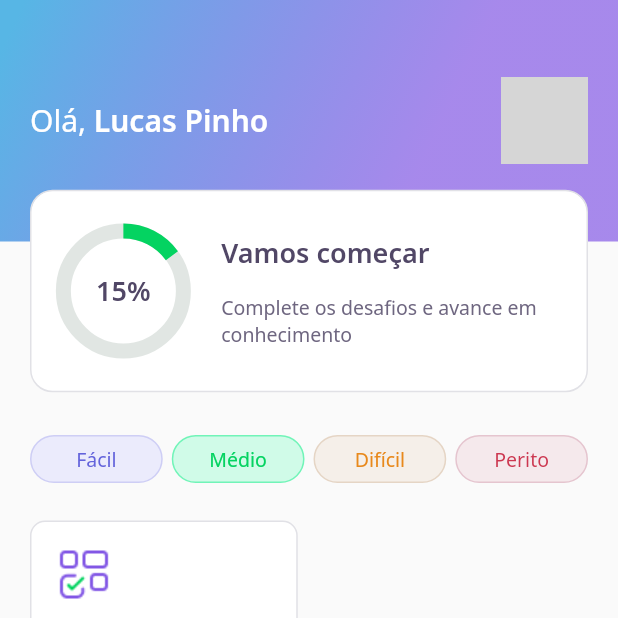
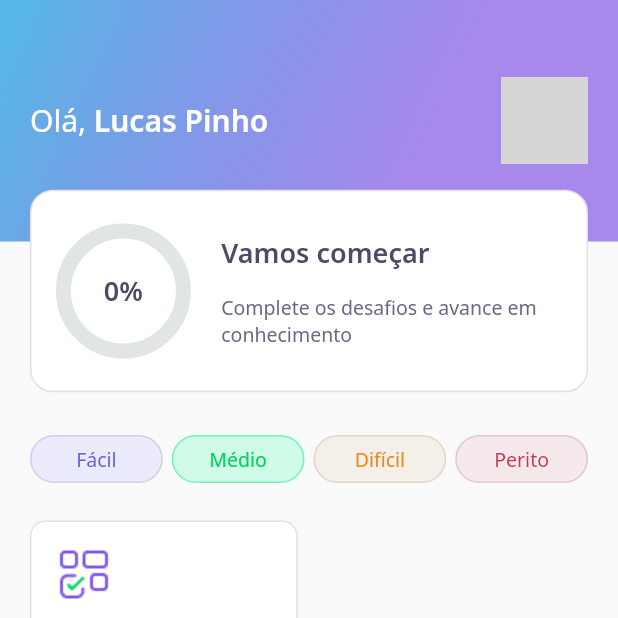
Before and after one commit to pinholucas/rocketseat-nlw5-devquiz, a Flutter app: the screen it shows after launch, after a tap on "Médio", on a phone screen of 412 x 824 dp, the top half of it. Run offline on Flutter 3.47's test engine with Material 2 defaults, Android fonts, the phone set to English and light mode, and no system bars; our stand-ins replace google_fonts, share_plus; accounts and stored records are empty; network calls fail; grey boxes are pictures that could not be loaded.

Commit message:
feat: implement ScoreCard ChartWidget functionality

```diff
--- a/database/user.json
+++ /dev/null
@@ -1,5 +0,0 @@
-{
-    "name": "Lucas Pinho",
-    "photoUrl": "https://pbs.twimg.com/profile_images/1293766775763591169/ESk4Xxw3_400x400.jpg",
-    "score": 5
-}
--- a/lib/home/home_controller.dart
+++ b/lib/home/home_controller.dart
@@ -53,7 +53,6 @@ class HomeController extends ChangeNotifier {
           name: 'Lucas Pinho',
           photoUrl:
               'https://pbs.twimg.com/profile_images/1293766775763591169/ESk4Xxw3_400x400.jpg',
-          score: 15,
           quizzesData: []);
 
       await userDataFile.writeAsString(user.toJson());
--- a/lib/home/widgets/appbar/app_bar_widget.dart
+++ b/lib/home/widgets/appbar/app_bar_widget.dart
@@ -50,7 +50,7 @@ class AppBarWidget extends StatelessWidget implements PreferredSizeWidget {
           ),
           Align(
             alignment: Alignment(0.0, 1.2),
-            child: ScoreCardWidget(score: userData.score),
+            child: ScoreCardWidget(),
           )
         ],
       ),
--- a/lib/home/widgets/chart/chart_widget.dart
+++ b/lib/home/widgets/chart/chart_widget.dart
@@ -1,18 +1,70 @@
 import 'package:devquiz/core/app_colors.dart';
 import 'package:devquiz/core/app_text_styles.dart';
+import 'package:devquiz/home/home_controller.dart';
 import 'package:flutter/material.dart';
+import 'package:provider/provider.dart';
 
-class ChartWidget extends StatelessWidget {
-  final int score;
+class ChartWidget extends StatefulWidget {
+  @override
+  _ChartWidgetState createState() => _ChartWidgetState();
+}
 
-  const ChartWidget({required this.score});
+class _ChartWidgetState extends State<ChartWidget>
+    with TickerProviderStateMixin {
+  late AnimationController _animationController;
+  late Animation<double> _animation;
+
+  int _totalQuizzesAnsweredQuestions = 0;
+  int _totalQuizzesQuestions = 0;
+
+  void initAnimation() {
+    _animationController =
+        AnimationController(vsync: this, duration: Duration(seconds: 1));
+
+    _animation = Tween<double>(
+      begin: 0.0,
+      end: (_totalQuizzesAnsweredQuestions / _totalQuizzesQuestions),
+    ).animate(_animationController);
+
+    _animationController.forward();
+  }
+
+  @override
+  void didChangeDependencies() {
+    var homeController = Provider.of<HomeController>(context, listen: false);
+
+    getTotalQuizzesAnsweredQuestions() {
+      _totalQuizzesAnsweredQuestions = 0;
+
+      homeController.user!.quizzesData.forEach((element) {
+        _totalQuizzesAnsweredQuestions += element.answeredQuestions;
+      });
+    }
+
+    getTotalQuizzesQuestions() {
+      _totalQuizzesQuestions = 0;
+
+      homeController.quizzes!.forEach((element) {
+        _totalQuizzesQuestions += element.questions.length;
+      });
+    }
+
+    getTotalQuizzesAnsweredQuestions();
+    getTotalQuizzesQuestions();
+
+    initAnimation();
+
+    super.didChangeDependencies();
+  }
 
   @override
   Widget build(BuildContext context) {
     return Container(
       height: 80,
       width: 80,
-      child: Stack(
+      child: AnimatedBuilder(
+        animation: _animationController,
+        builder: (context, _) => Stack(
           children: [
             Center(
               child: Container(
@@ -20,7 +72,7 @@ class ChartWidget extends StatelessWidget {
                 width: 80,
                 child: CircularProgressIndicator(
                   strokeWidth: 10,
-                value: score / 100,
+                  value: _animation.value,
                   backgroundColor: AppColors.chartSecondary,
                   valueColor:
                       AlwaysStoppedAnimation<Color>(AppColors.chartPrimary),
@@ -28,9 +80,11 @@ class ChartWidget extends StatelessWidget {
               ),
             ),
             Center(
-            child: Text(score.toString() + "%", style: AppTextStyles.heading),
+              child: Text((_animation.value * 100).round().toString() + "%",
+                  style: AppTextStyles.heading),
             )
           ],
+        ),
       ),
     );
   }
--- a/lib/home/widgets/score_card/score_card_widget.dart
+++ b/lib/home/widgets/score_card/score_card_widget.dart
@@ -4,9 +4,7 @@ import 'package:devquiz/home/widgets/chart/chart_widget.dart';
 import 'package:flutter/material.dart';
 
 class ScoreCardWidget extends StatelessWidget {
-  final int score;
-
-  const ScoreCardWidget({required this.score});
+  const ScoreCardWidget();
 
   @override
   Widget build(BuildContext context) {
@@ -25,7 +23,7 @@ class ScoreCardWidget extends StatelessWidget {
           children: [
             Expanded(
               flex: 1,
-              child: ChartWidget(score: score),
+              child: ChartWidget(),
             ),
             Expanded(
               flex: 3,
--- a/lib/shared/models/user_data_model.dart
+++ b/lib/shared/models/user_data_model.dart
@@ -5,20 +5,15 @@ import 'package:devquiz/shared/models/user_data_quizz_model.dart';
 class UserDataModel {
   final String name;
   final String photoUrl;
-  final int score;
   final List<UserDataQuizzModel> quizzesData;
 
   UserDataModel(
-      {required this.name,
-      required this.photoUrl,
-      required this.score,
-      required this.quizzesData});
+      {required this.name, required this.photoUrl, required this.quizzesData});
 
   Map<String, dynamic> toMap() {
     return {
       'name': name,
       'photoUrl': photoUrl,
-      'score': score,
       'quizzesData': quizzesData.map((x) => x.toMap()).toList(),
     };
   }
@@ -27,7 +22,6 @@ class UserDataModel {
     return UserDataModel(
       name: map['name'],
       photoUrl: map['photoUrl'],
-      score: map['score'],
       quizzesData: List<UserDataQuizzModel>.from(
         map['quizzesData']?.map((x) => UserDataQuizzModel.fromMap(x)),
       ),
```
Also changed, not shown: lib/shared/models/user_model.dart (deleted, +0 -34 lines). Lines whose indentation alone changed are shown as unchanged.
